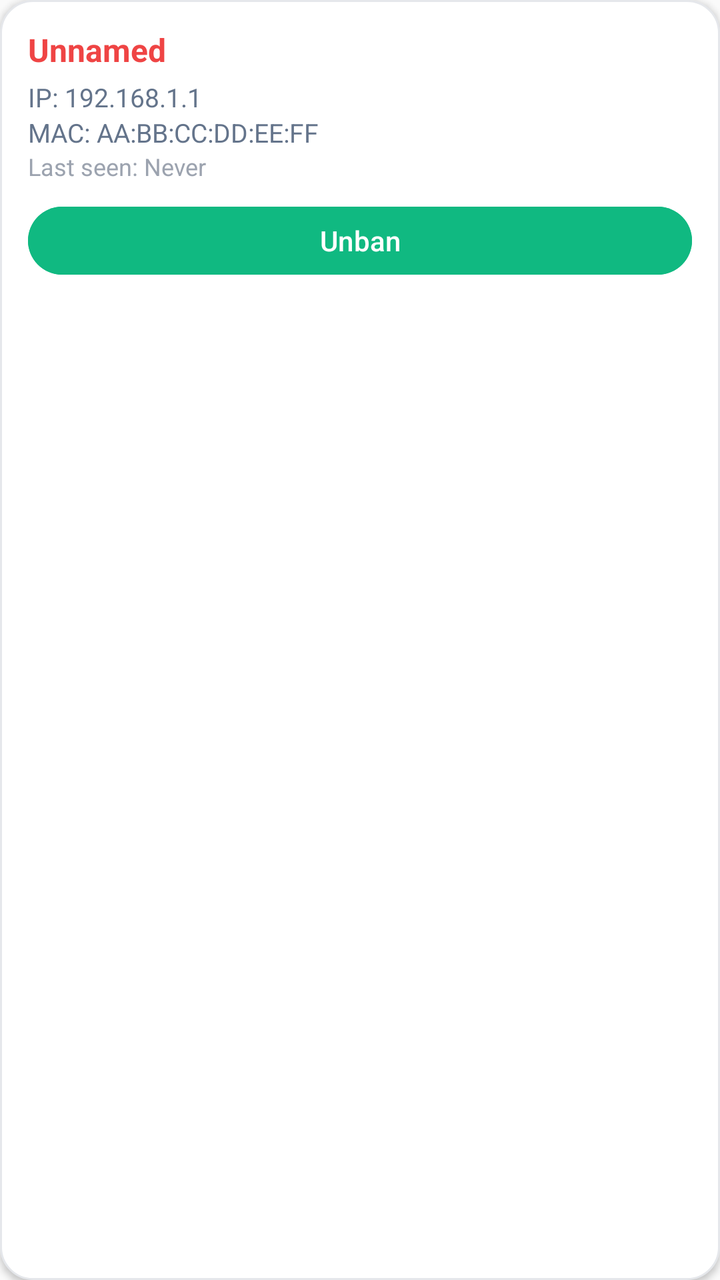
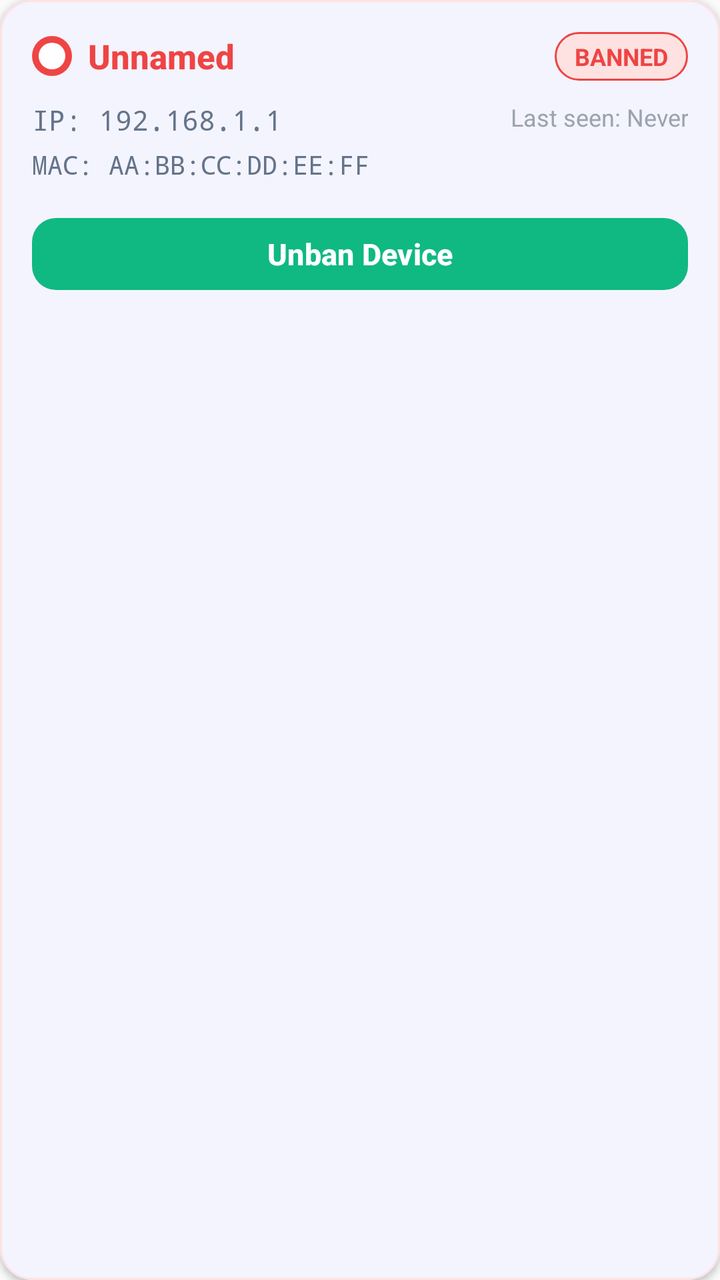

Compare the two renders of this Android layout. The source of the first and the diff that turns it into the second are given below.
<!-- AndroidManifest.xml: application theme Theme.Netcut -->
<!-- res/layout/item_banned_device.xml -->
<?xml version="1.0" encoding="utf-8"?>
<LinearLayout xmlns:android="http://schemas.android.com/apk/res/android"
    android:layout_width="match_parent"
    android:layout_height="wrap_content"
    android:orientation="vertical"
    android:background="@drawable/bg_card"
    android:padding="14dp"
    android:layout_marginBottom="8dp"
    android:elevation="2dp">

    <TextView
        android:id="@+id/tv_name"
        android:layout_width="match_parent"
        android:layout_height="wrap_content"
        android:text="Unnamed"
        android:textSize="16sp"
        android:textStyle="bold"
        android:textColor="@color/error" />

    <TextView
        android:id="@+id/tv_ip"
        android:layout_width="match_parent"
        android:layout_height="wrap_content"
        android:text="IP: 192.168.1.1"
        android:textSize="13sp"
        android:layout_marginTop="4dp"
        android:textColor="@color/on_surface_variant" />

    <TextView
        android:id="@+id/tv_mac"
        android:layout_width="match_parent"
        android:layout_height="wrap_content"
        android:text="MAC: AA:BB:CC:DD:EE:FF"
        android:textSize="13sp"
        android:textColor="@color/on_surface_variant" />

    <TextView
        android:id="@+id/tv_last_seen"
        android:layout_width="match_parent"
        android:layout_height="wrap_content"
        android:text="Last seen: Never"
        android:textSize="12sp"
        android:textColor="@color/gray_400" />

    <Button
        android:id="@+id/btn_unban"
        android:layout_width="match_parent"
        android:layout_height="42dp"
        android:text="Unban"
        android:textAllCaps="false"
        android:textColor="@color/white"
        android:backgroundTint="@color/success"
        android:layout_marginTop="8dp" />

</LinearLayout>
<!-- resources referenced by this layout -->
<resources>
  <color name="error">#EF4444</color>
  <color name="gray_400">#9CA3AF</color>
  <color name="on_surface_variant">#64748B</color>
  <color name="success">#10B981</color>
  <color name="white">#FFFFFFFF</color>
  <!-- drawable bg_card (drawable) -->
  <?xml version="1.0" encoding="utf-8"?>
  <shape xmlns:android="http://schemas.android.com/apk/res/android"
      android:shape="rectangle">
  
      <solid android:color="@color/surface" />
  
      <corners android:radius="16dp" />
  
      <stroke
          android:width="1dp"
          android:color="@color/gray_200" />
  
  </shape>
  <style name="Theme.Netcut" parent="Base.Theme.Netcut" />
  <color name="surface">#FFFFFF</color>
  <color name="gray_200">#E5E7EB</color>
  <style name="Base.Theme.Netcut" parent="Theme.Material3.DayNight.NoActionBar">
          
          <item name="colorPrimary">@color/primary</item>
          <item name="colorPrimaryVariant">@color/primary_dark</item>
          <item name="colorOnPrimary">@color/on_primary</item>
          
          
          <item name="colorSecondary">@color/secondary</item>
          <item name="colorSecondaryVariant">@color/secondary_dark</item>
          <item name="colorOnSecondary">@color/on_secondary</item>
          
          
          <item name="android:statusBarColor">@color/primary_dark</item>
          
          
          <item name="android:colorBackground">@color/background</item>
          <item name="colorSurface">@color/surface</item>
          <item name="colorOnSurface">@color/on_surface</item>
          <item name="colorOnSurfaceVariant">@color/on_surface_variant</item>
          
          
          <item name="colorError">@color/error</item>
          <item name="colorOnError">@color/white</item>
      </style>
  <color name="primary">#6366F1</color>
  <color name="primary_dark">#4F46E5</color>
  <color name="on_primary">#FFFFFF</color>
  <color name="secondary">#EC4899</color>
  <color name="secondary_dark">#DB2777</color>
  <color name="on_secondary">#FFFFFF</color>
  <color name="background">#FAFAFA</color>
  <color name="on_surface">#334155</color>
</resources>

<!-- the commit's change to res/layout/item_banned_device.xml (unified diff, before → after) -->
@@ -1,55 +1,123 @@
 <?xml version="1.0" encoding="utf-8"?>
-<LinearLayout xmlns:android="http://schemas.android.com/apk/res/android"
+<com.google.android.material.card.MaterialCardView xmlns:android="http://schemas.android.com/apk/res/android"
+    xmlns:app="http://schemas.android.com/apk/res-auto"
     android:layout_width="match_parent"
     android:layout_height="wrap_content"
-    android:orientation="vertical"
-    android:background="@drawable/bg_card"
-    android:padding="14dp"
-    android:layout_marginBottom="8dp"
-    android:elevation="2dp">
+    app:cardBackgroundColor="@color/surface"
+    app:cardCornerRadius="16dp"
+    app:cardElevation="2dp"
+    app:strokeWidth="1dp"
+    app:strokeColor="@color/error_light"
+    android:layout_marginBottom="10dp">
 
-    <TextView
-        android:id="@+id/tv_name"
+    <LinearLayout
         android:layout_width="match_parent"
         android:layout_height="wrap_content"
-        android:text="Unnamed"
-        android:textSize="16sp"
-        android:textStyle="bold"
-        android:textColor="@color/error" />
+        android:orientation="vertical"
+        android:padding="16dp">
 
-    <TextView
-        android:id="@+id/tv_ip"
-        android:layout_width="match_parent"
-        android:layout_height="wrap_content"
-        android:text="IP: 192.168.1.1"
-        android:textSize="13sp"
-        android:layout_marginTop="4dp"
-        android:textColor="@color/on_surface_variant" />
+        
+        <LinearLayout
+            android:layout_width="match_parent"
+            android:layout_height="wrap_content"
+            android:orientation="horizontal"
+            android:gravity="center_vertical">
 
-    <TextView
-        android:id="@+id/tv_mac"
-        android:layout_width="match_parent"
-        android:layout_height="wrap_content"
-        android:text="MAC: AA:BB:CC:DD:EE:FF"
-        android:textSize="13sp"
-        android:textColor="@color/on_surface_variant" />
+            <ImageView
+                android:layout_width="20dp"
+                android:layout_height="20dp"
+                android:src="@drawable/ic_status_dot_red"
+                android:scaleType="fitCenter"
+                android:layout_marginEnd="8dp" />
 
-    <TextView
-        android:id="@+id/tv_last_seen"
-        android:layout_width="match_parent"
-        android:layout_height="wrap_content"
-        android:text="Last seen: Never"
-        android:textSize="12sp"
-        android:textColor="@color/gray_400" />
+            <TextView
+                android:id="@+id/tv_name"
+                android:layout_width="0dp"
+                android:layout_weight="1"
+                android:layout_height="wrap_content"
+                android:text="Unnamed"
+                android:textSize="17sp"
+                android:textStyle="bold"
+                android:textColor="@color/error"
+                android:fontFamily="sans-serif-medium"
+                android:ellipsize="end"
+                android:maxLines="1" />
 
-    <Button
-        android:id="@+id/btn_unban"
-        android:layout_width="match_parent"
-        android:layout_height="42dp"
-        android:text="Unban"
-        android:textAllCaps="false"
-        android:textColor="@color/white"
-        android:backgroundTint="@color/success"
-        android:layout_marginTop="8dp" />
+            <TextView
+                android:layout_width="wrap_content"
+                android:layout_height="wrap_content"
+                android:text="BANNED"
+                android:textSize="12sp"
+                android:textStyle="bold"
+                android:textColor="@color/error"
+                android:background="@drawable/bg_service_not_running"
+                android:paddingStart="10dp"
+                android:paddingEnd="10dp"
+                android:paddingTop="4dp"
+                android:paddingBottom="4dp" />
 
-</LinearLayout>
+        </LinearLayout>
+
+        
+        <LinearLayout
+            android:layout_width="match_parent"
+            android:layout_height="wrap_content"
+            android:orientation="horizontal"
+            android:layout_marginTop="10dp">
+
+            <LinearLayout
+                android:layout_width="0dp"
+                android:layout_weight="1"
+                android:layout_height="wrap_content"
+                android:orientation="vertical">
+
+                <TextView
+                    android:id="@+id/tv_ip"
+                    android:layout_width="wrap_content"
+                    android:layout_height="wrap_content"
+                    android:text="IP: 192.168.1.1"
+                    android:textSize="14sp"
+                    android:textColor="@color/on_surface_variant"
+                    android:fontFamily="monospace" />
+
+                <TextView
+                    android:id="@+id/tv_mac"
+                    android:layout_width="wrap_content"
+                    android:layout_height="wrap_content"
+                    android:text="MAC: AA:BB:CC:DD:EE:FF"
+                    android:textSize="13sp"
+                    android:textColor="@color/on_surface_variant"
+                    android:fontFamily="monospace"
+                    android:layout_marginTop="4dp" />
+
+            </LinearLayout>
+
+            <TextView
+                android:id="@+id/tv_last_seen"
+                android:layout_width="wrap_content"
+                android:layout_height="wrap_content"
+                android:text="Last seen: Never"
+                android:textSize="12sp"
+                android:textColor="@color/gray_400"
+                android:gravity="end"
+                android:layout_marginStart="8dp" />
+
+        </LinearLayout>
+
+        
+        <com.google.android.material.button.MaterialButton
+            android:id="@+id/btn_unban"
+            style="@style/Widget.Material3.Button"
+            android:layout_width="match_parent"
+            android:layout_height="44dp"
+            android:text="Unban Device"
+            android:textAllCaps="false"
+            android:textSize="15sp"
+            android:textStyle="bold"
+            app:backgroundTint="@color/success"
+            app:cornerRadius="12dp"
+            android:layout_marginTop="14dp" />
+
+    </LinearLayout>
+
+</com.google.android.material.card.MaterialCardView>
<!-- resource entries referenced after the edit -->
@@ -1,27 +1,43 @@
 <!-- resources referenced by this layout -->
 <resources>
   <color name="error">#EF4444</color>
+  <color name="error_light">#FEE2E2</color>
   <color name="gray_400">#9CA3AF</color>
   <color name="on_surface_variant">#64748B</color>
   <color name="success">#10B981</color>
   <color name="white">#FFFFFFFF</color>
-  <!-- drawable bg_card (drawable) -->
+  <style name="Theme.Netcut" parent="Base.Theme.Netcut" />
+  <color name="surface">#FFFFFF</color>
+  <!-- drawable bg_service_not_running (drawable) -->
   <?xml version="1.0" encoding="utf-8"?>
   <shape xmlns:android="http://schemas.android.com/apk/res/android"
       android:shape="rectangle">
   
-      <solid android:color="@color/surface" />
+      <solid android:color="@color/error_light" />
   
-      <corners android:radius="16dp" />
+      <corners android:radius="12dp" />
   
       <stroke
           android:width="1dp"
-          android:color="@color/gray_200" />
+          android:color="@color/error" />
   
   </shape>
-  <style name="Theme.Netcut" parent="Base.Theme.Netcut" />
-  <color name="surface">#FFFFFF</color>
-  <color name="gray_200">#E5E7EB</color>
+  <!-- drawable ic_status_dot_red (drawable) -->
+  <?xml version="1.0" encoding="utf-8"?>
+  <layer-list xmlns:android="http://schemas.android.com/apk/res/android">
+      <item>
+          <shape android:shape="oval">
+              <solid android:color="@color/error" />
+              <size android:width="12dp" android:height="12dp" />
+          </shape>
+      </item>
+      <item android:left="2dp" android:top="2dp" android:right="2dp" android:bottom="2dp">
+          <shape android:shape="oval">
+              <solid android:color="@color/white" />
+              <size android:width="8dp" android:height="8dp" />
+          </shape>
+      </item>
+  </layer-list>
   <style name="Base.Theme.Netcut" parent="Theme.Material3.DayNight.NoActionBar">
           
           <item name="colorPrimary">@color/primary</item>
